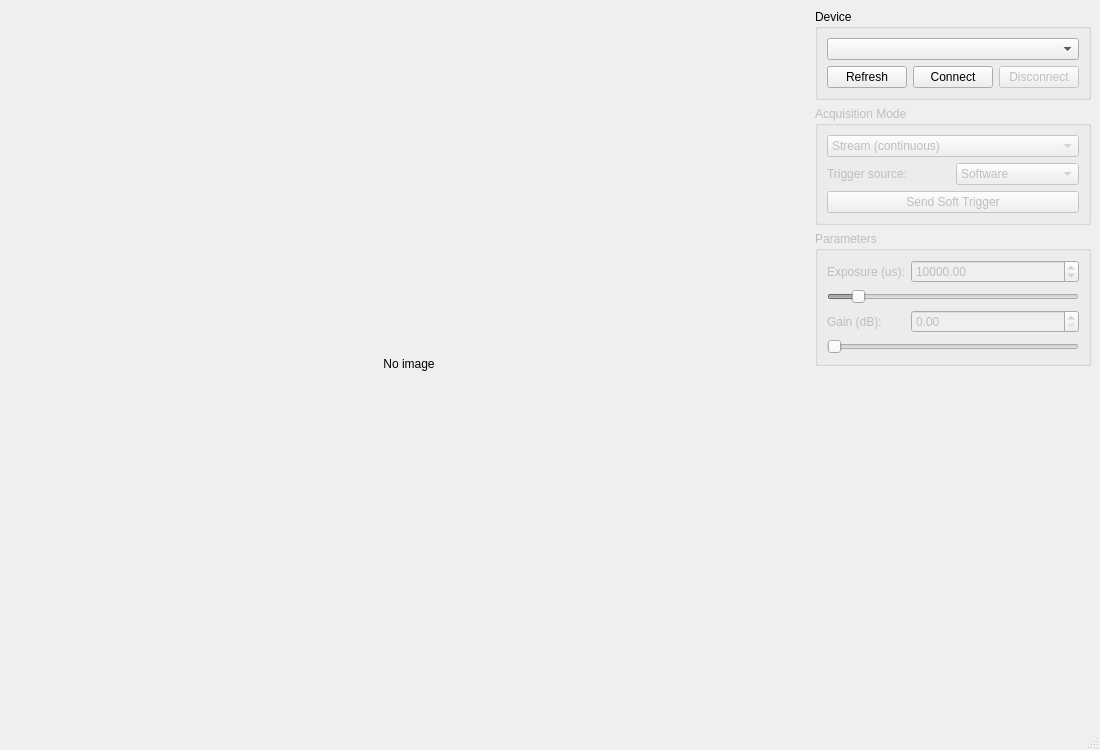
junliangdg/camera_wrapper, file demos/qt_demo/main_window.ui: the form before one commit.
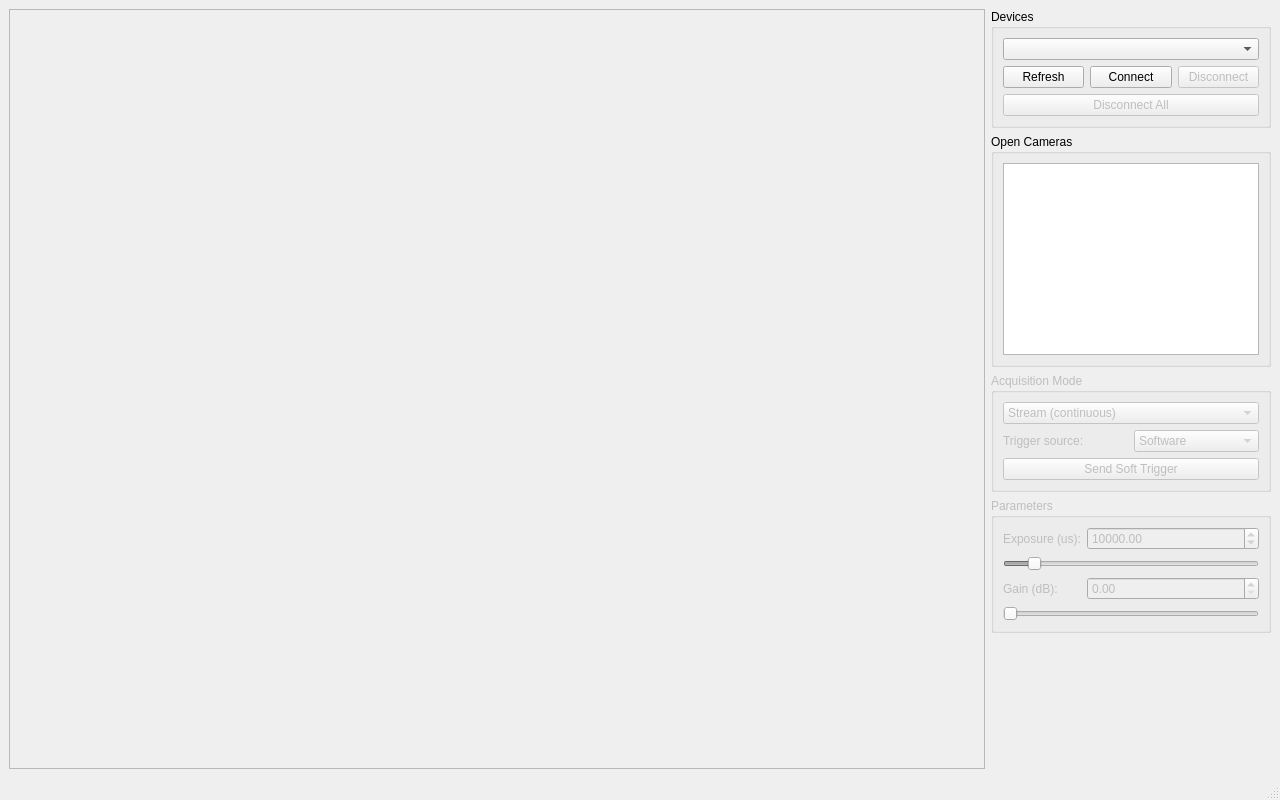
The form after the commit.

Commit message: Enhance multi-camera support in Qt demo

Patch:
```diff
--- a/demos/qt_demo/main_window.ui
+++ b/demos/qt_demo/main_window.ui
@@ -6,29 +6,33 @@
    <rect>
     <x>0</x>
     <y>0</y>
-    <width>1100</width>
-    <height>750</height>
+    <width>1280</width>
+    <height>800</height>
    </rect>
   </property>
   <property name="windowTitle">
    <string>CameraWrapper Qt Demo</string>
   </property>
   <widget class="QWidget" name="centralwidget">
-   <layout class="QHBoxLayout" name="horizontalLayout">
+   <layout class="QHBoxLayout" name="horizontalLayout" stretch="1,0">
     <item>
-     <widget class="QLabel" name="imageLabel">
+     <widget class="QScrollArea" name="previewScrollArea">
       <property name="sizePolicy">
        <sizepolicy hsizetype="Expanding" vsizetype="Expanding">
         <horstretch>1</horstretch>
         <verstretch>0</verstretch>
        </sizepolicy>
       </property>
-      <property name="text">
-       <string>No image</string>
+      <property name="widgetResizable">
+       <bool>true</bool>
       </property>
-      <property name="alignment">
-       <set>Qt::AlignmentFlag::AlignCenter</set>
-      </property>
+      <widget class="QWidget" name="previewContainer">
+       <layout class="QGridLayout" name="previewGrid">
+        <property name="spacing">
+         <number>4</number>
+        </property>
+       </layout>
+      </widget>
      </widget>
     </item>
     <item>
@@ -36,7 +40,7 @@
       <item>
        <widget class="QGroupBox" name="deviceGroup">
         <property name="title">
-         <string>Device</string>
+         <string>Devices</string>
         </property>
         <layout class="QVBoxLayout">
          <item>
@@ -69,6 +73,32 @@
             </widget>
            </item>
           </layout>
+         </item>
+         <item>
+          <widget class="QPushButton" name="disconnectAllButton">
+           <property name="enabled">
+            <bool>false</bool>
+           </property>
+           <property name="text">
+            <string>Disconnect All</string>
+           </property>
+          </widget>
+         </item>
+        </layout>
+       </widget>
+      </item>
+      <item>
+       <widget class="QGroupBox" name="openCamerasGroup">
+        <property name="title">
+         <string>Open Cameras</string>
+        </property>
+        <layout class="QVBoxLayout">
+         <item>
+          <widget class="QListWidget" name="cameraListWidget">
+           <property name="minimumHeight">
+            <number>80</number>
+           </property>
+          </widget>
          </item>
         </layout>
        </widget>
```
Left out of the diff: 2 changed lines with no effect on the pictures. The commit also changes 4 other files.
